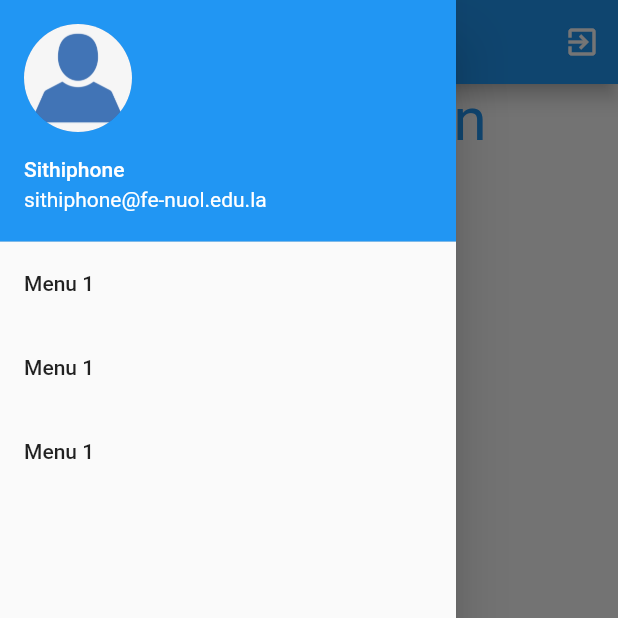
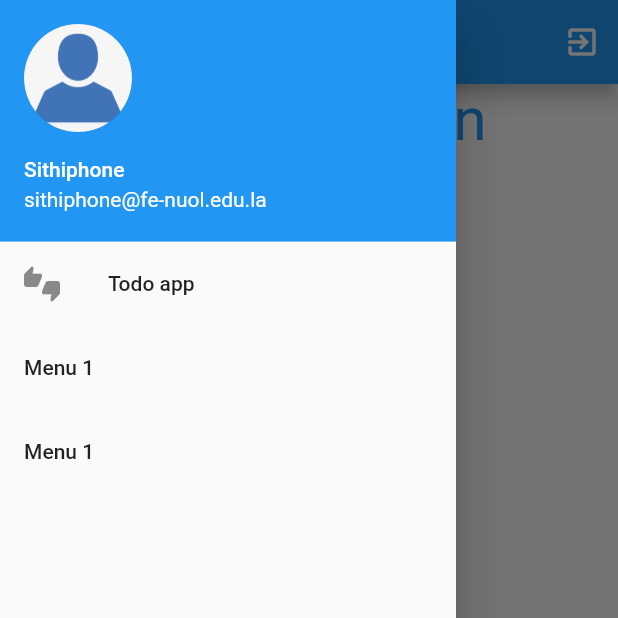
Before and after one commit to sithiphone/moic_firebase_app, a Flutter app: the Home screen opened directly, with the side drawer open, on a phone screen of 412 x 824 dp, the top half of it. Run offline on Flutter 3.47's test engine with Material 2 defaults, Android fonts, the phone set to English and light mode, and no system bars; our stand-ins replace cloud_firestore, firebase_auth, firebase_storage, image_picker, modal_progress_hud; accounts and stored records are empty; network calls fail.

Commit message:
Create todo app

```diff
--- a/lib/main.dart
+++ b/lib/main.dart
@@ -4,6 +4,7 @@ import 'package:moic_firebase_app/screens/home.dart';
 import 'package:moic_firebase_app/screens/login.dart';
 import 'package:moic_firebase_app/screens/resetpw.dart';
 import 'package:moic_firebase_app/screens/signup.dart';
+import 'package:moic_firebase_app/screens/todo/todoHome.dart';
 
 void main() => runApp(MaterialApp(
   initialRoute: "/login",
@@ -13,5 +14,6 @@ void main() => runApp(MaterialApp(
     "/signup" : (context) => Signup(),
     "/dashboard" : (context) => Dashboard(),
     "/resetPW" : (context) => ResetPw(),
+    "/todo_home" : (context) => TodoHome(),
   },
 ));
--- a/lib/screens/home.dart
+++ b/lib/screens/home.dart
@@ -64,8 +64,11 @@ class _HomeState extends State<Home> {
               ),
             ),
             ListTile(
-              title: Text("Menu 1"),
-              onTap: (){},
+              leading: Icon(Icons.thumbs_up_down),
+              title: Text("Todo app"),
+              onTap: (){
+                Navigator.pushNamed(context, "/todo_home");
+              },
             ),
             ListTile(
               title: Text("Menu 1"),
```
Also changed, not shown: lib/screens/todo/todoHome.dart (added, +22 -0 lines).
